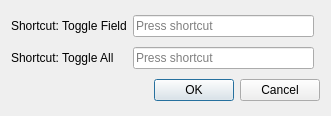
The window that designer/settings.ui (hgiesel/anki_collapsible_fields) describes before a commit, drawn with Qt 5.
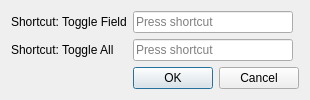
The same window after the commit.

Commit message: Move some configurations to settings.ui instead of settings.py

Patch:
```diff
--- a/designer/settings.ui
+++ b/designer/settings.ui
@@ -23,6 +23,9 @@
    <string>Collapsible Fields Settings</string>
   </property>
   <layout class="QGridLayout" name="gridLayout">
+   <property name="sizeConstraint">
+    <enum>QLayout::SetFixedSize</enum>
+   </property>
    <item row="1" column="1">
     <widget class="QKeySequenceEdit" name="toggleAllShortcut">
      <property name="toolTip">
```
Left out of the diff: 3 changed lines with no effect on the pictures. The commit also changes 1 other file.
